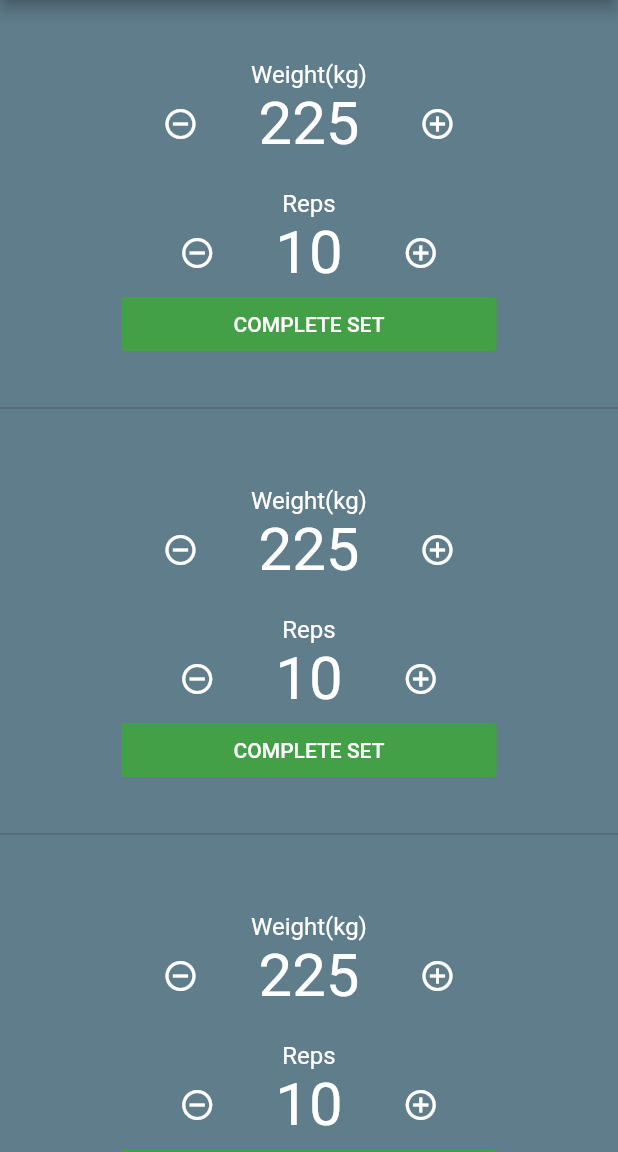
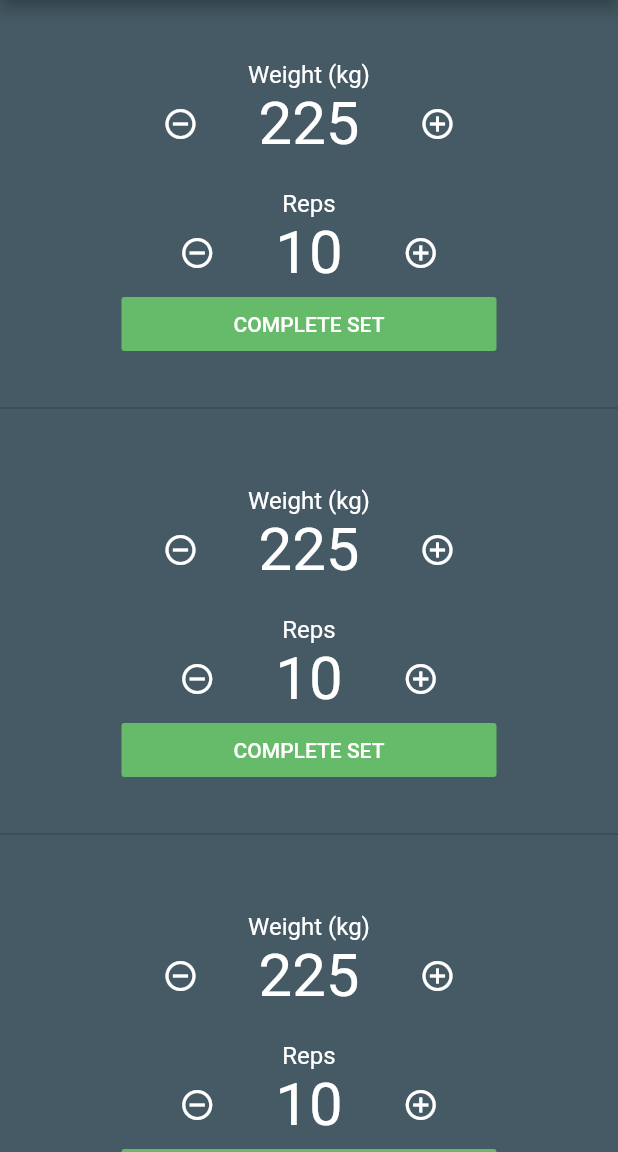
Before and after one commit to Gitvert/spotter, a Flutter app: the screen it shows after launch, after a tap on "COMPLETE SET", on a phone screen of 412 x 824 dp, the part 84-1236 px from its top. Run offline on Flutter 3.47's test engine with Material 2 defaults, Android fonts, the phone set to English and light mode, and no system bars.

Commit message:
Slight color changes

```diff
--- a/lib/main.dart
+++ b/lib/main.dart
@@ -11,7 +11,7 @@ class MyApp extends StatelessWidget {
     return MaterialApp(
       title: 'spotter',
       home: Scaffold(
-        backgroundColor: Colors.blueGrey,
+        backgroundColor: Colors.blueGrey[700],
         appBar: AppBar(
           title: Row(
             children: [
--- a/lib/widgets/WeightWidget.dart
+++ b/lib/widgets/WeightWidget.dart
@@ -55,7 +55,7 @@ Widget _getCompleteSetWidget() {
       minWidth: 250,
       child: FlatButton(
           onPressed: () {},
-          color: Colors.green[600],
+          color: Colors.green[400],
           textColor: Colors.white,
           child: Text(
               "COMPLETE SET"
@@ -70,7 +70,7 @@ Widget getWeightWidget() {
     padding: const EdgeInsets.only(top: 20, bottom: 20),
     child: Column(
       children: [
-        _getAdjustWidget("Weight(kg)", 225),
+        _getAdjustWidget("Weight (kg)", 225),
         _getAdjustWidget("Reps", 10),
         _getCompleteSetWidget(),
       ]
```
